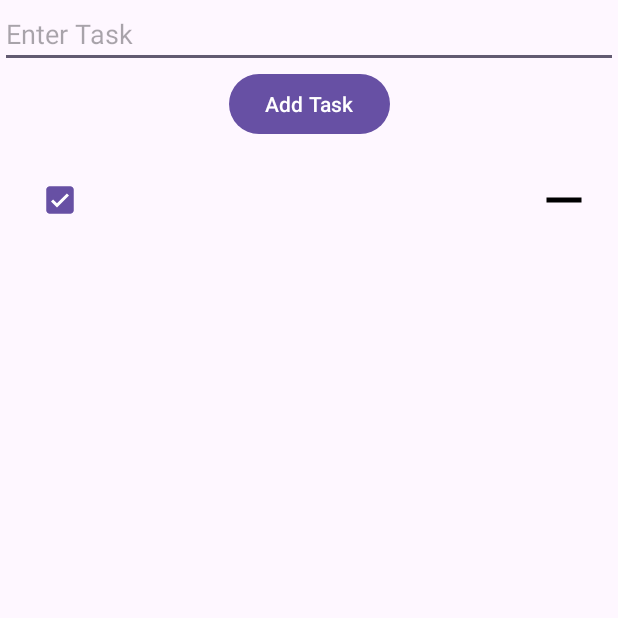
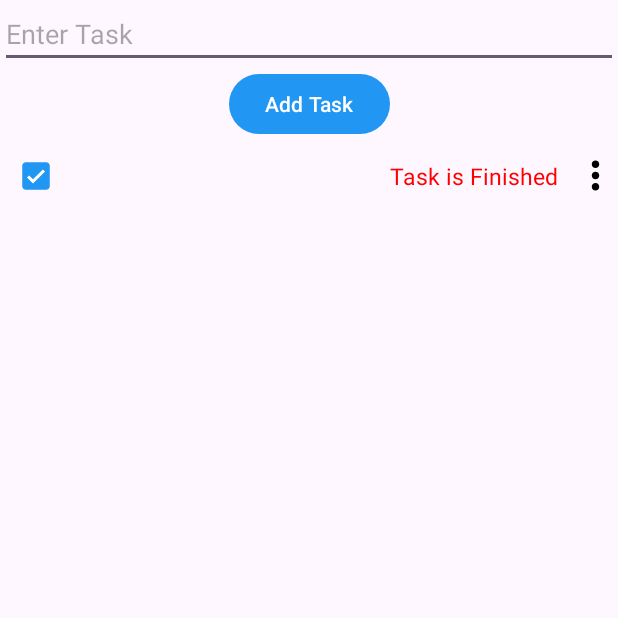
Before and after one commit to 0developers/todolist, an Android app: the screen it shows after launch (MainActivity), after a tap on an icon or button, on a phone screen of 412 x 824 dp, the top half of it. Run offline under Robolectric (Android 15) with nearby library versions, the phone set to English and light mode, and no system bars; 1 other tap on this screen came first.

Commit message:
Beta 1.0v

```diff
--- a/app/src/main/java/com/zerodev/todo/MainActivity.kt
+++ b/app/src/main/java/com/zerodev/todo/MainActivity.kt
@@ -36,8 +36,7 @@ class MainActivity : AppCompatActivity() {
             val json = gson.toJson(tasks)
             editor.putString("tasks" , json)
             editor.apply()
+            binding.editTextTask.text.clear()
         }
-
-
-    }
 }
+}
--- /dev/null
+++ b/app/src/main/res/drawable/baseline_more_vert_24.xml
@@ -0,0 +1,5 @@
+<vector android:height="24dp" android:tint="#000000"
+    android:viewportHeight="24" android:viewportWidth="24"
+    android:width="24dp" xmlns:android="http://schemas.android.com/apk/res/android">
+    <path android:fillColor="@android:color/white" android:pathData="M12,8c1.1,0 2,-0.9 2,-2s-0.9,-2 -2,-2 -2,0.9 -2,2 0.9,2 2,2zM12,10c-1.1,0 -2,0.9 -2,2s0.9,2 2,2 2,-0.9 2,-2 -0.9,-2 -2,-2zM12,16c-1.1,0 -2,0.9 -2,2s0.9,2 2,2 2,-0.9 2,-2 -0.9,-2 -2,-2z"/>
+</vector>
--- a/app/src/main/res/layout/item_task.xml
+++ b/app/src/main/res/layout/item_task.xml
@@ -2,9 +2,14 @@
 <LinearLayout xmlns:android="http://schemas.android.com/apk/res/android"
     android:layout_width="match_parent"
     android:layout_height="wrap_content"
+    android:orientation="vertical"
+    android:gravity="center">
+
+    <LinearLayout
+        android:layout_width="match_parent"
+        android:layout_height="wrap_content"
         android:orientation="horizontal"
-    android:gravity="center_vertical"
-    android:padding="16dp">
+        android:gravity="center_vertical">
 
         <CheckBox
             android:id="@+id/checkBoxCompleted"
@@ -16,13 +21,24 @@
             android:layout_width="0dp"
             android:layout_height="wrap_content"
             android:layout_weight="1"
-        android:layout_marginStart="16dp" />
+            android:layout_marginStart="16dp"
+            android:layout_marginEnd="5dp"/>
+
+        <TextView
+            android:id="@+id/textViewFinished"
+            android:layout_width="wrap_content"
+            android:layout_height="wrap_content"
+            android:text="Task is Finished"
+            android:textColor="#FF0000"
+            android:textSize="15dp" />
 
         <ImageView
-        android:id="@+id/deleteimg"
-        android:layout_width="40dp"
-        android:layout_height="40dp"
-        android:src="@drawable/baseline_remove_24"
-        android:layout_marginLeft="40dp"/>
+            android:id="@+id/moreimg"
+            android:layout_width="30dp"
+            android:layout_height="30dp"
+            android:layout_marginLeft="10dp"
+            android:src="@drawable/baseline_more_vert_24" />
 
     </LinearLayout>
+
+</LinearLayout>
--- /dev/null
+++ b/app/src/main/res/menu/menu_recycler.xml
@@ -0,0 +1,9 @@
+<?xml version="1.0" encoding="utf-8"?>
+<menu xmlns:android="http://schemas.android.com/apk/res/android">
+    <item
+        android:id="@+id/detail"
+        android:title="Details" />
+    <item
+        android:id="@+id/remitem"
+        android:title="Remove Item" />
+</menu>
--- a/app/src/main/res/values-night/themes.xml
+++ b/app/src/main/res/values-night/themes.xml
@@ -1,7 +1,6 @@
 <resources xmlns:tools="http://schemas.android.com/tools">
     <!-- Base application theme. -->
     <style name="Base.Theme.ToDoList" parent="Theme.Material3.DayNight.NoActionBar">
-        <!-- Customize your dark theme here. -->
-        <!-- <item name="colorPrimary">@color/my_dark_primary</item> -->
+        <item name="colorPrimary">#194568</item>
     </style>
 </resources>
--- a/app/src/main/res/values/themes.xml
+++ b/app/src/main/res/values/themes.xml
@@ -2,7 +2,7 @@
     <!-- Base application theme. -->
     <style name="Base.Theme.ToDoList" parent="Theme.Material3.DayNight.NoActionBar">
         <!-- Customize your light theme here. -->
-        <!-- <item name="colorPrimary">@color/my_light_primary</item> -->
+        <item name="colorPrimary">#2196F3</item>
     </style>
 
     <style name="Theme.ToDoList" parent="Base.Theme.ToDoList" />
```
Also changed, not shown: app/src/main/java/com/zerodev/todo/TaskAdapter.kt (+59 -15 lines). Lines whose indentation alone changed are shown as unchanged.
